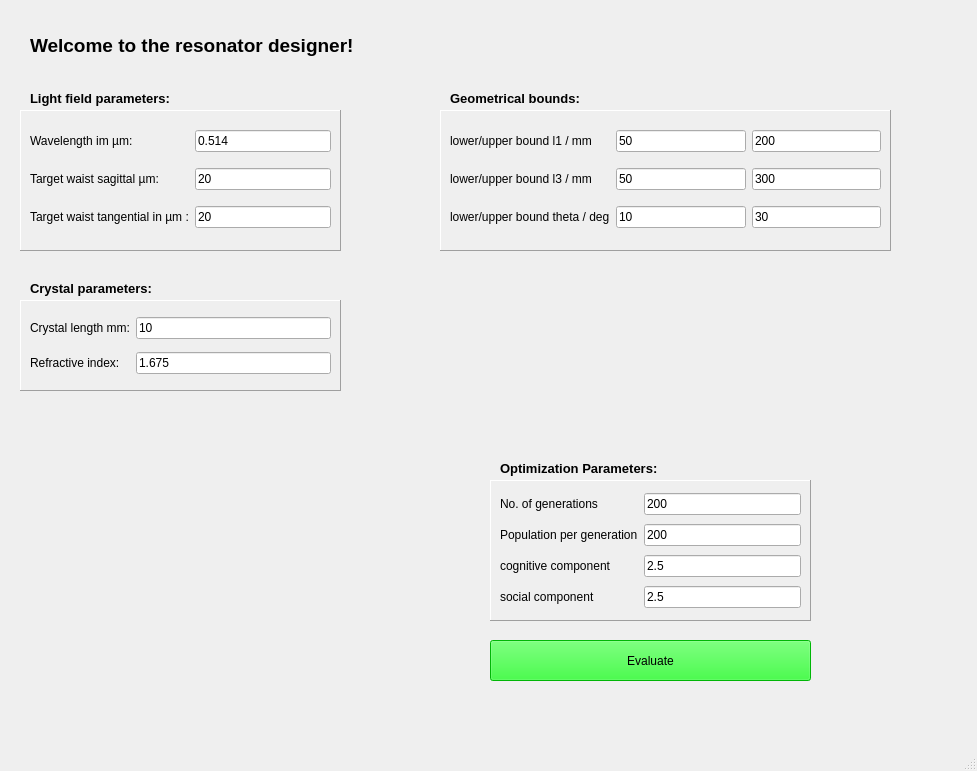
Above: assets/resonator_window.ui from NiceLaserGuy/GRay-CAD-2 before the change. Below: the same form after it.
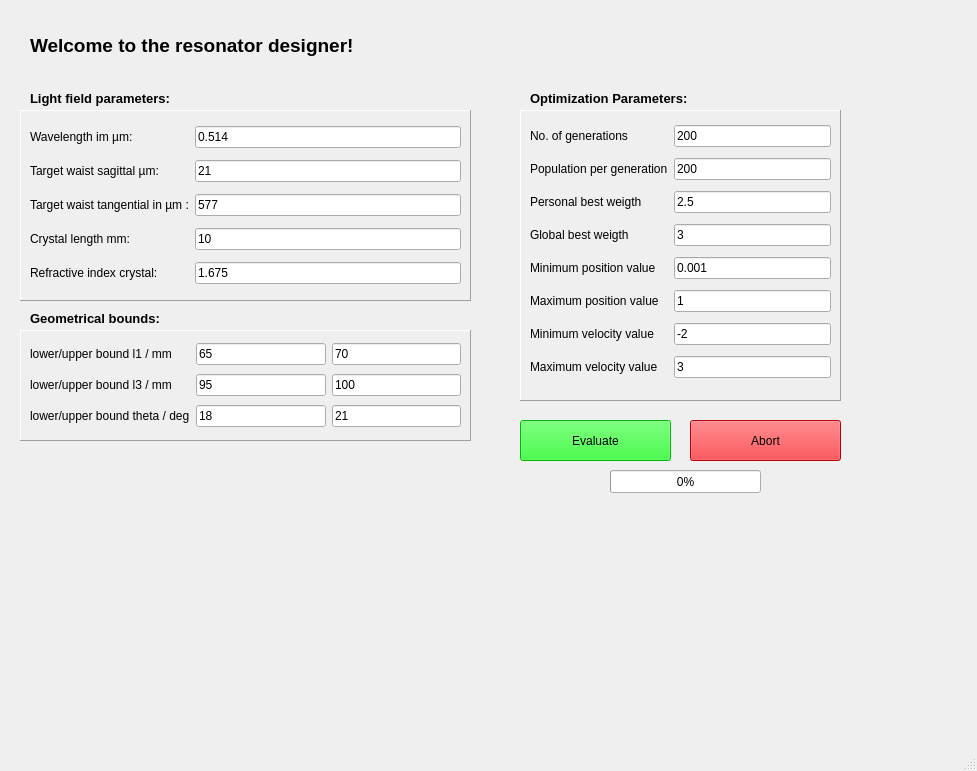
That is the form after the change. Icons and pictures are not drawn.

Commit message: update with working algorithm there was a error with the angle theta in the calculation of the resonator the angle was calculated with np.radians(theta) and theta was already in radians

Diff of the .ui file:
```diff
--- a/assets/resonator_window.ui
+++ b/assets/resonator_window.ui
@@ -13,6 +13,12 @@
   <property name="windowTitle">
    <string>Resonator Designer</string>
   </property>
+  <property name="toolTip">
+   <string/>
+  </property>
+  <property name="toolTipDuration">
+   <number>-1</number>
+  </property>
   <property name="styleSheet">
    <string notr="true"/>
   </property>
@@ -49,8 +55,8 @@
      <rect>
       <x>20</x>
       <y>110</y>
-      <width>321</width>
-      <height>141</height>
+      <width>451</width>
+      <height>191</height>
      </rect>
     </property>
     <property name="frameShape">
@@ -80,7 +86,14 @@
      <item row="2" column="1">
       <widget class="QLineEdit" name="edit_target_waist_tan">
        <property name="text">
-        <string>20</string>
+        <string>577</string>
+       </property>
+      </widget>
+     </item>
+     <item row="1" column="1">
+      <widget class="QLineEdit" name="edit_target_waist_sag">
+       <property name="text">
+        <string>21</string>
        </property>
       </widget>
      </item>
@@ -98,109 +111,63 @@
        </property>
       </widget>
      </item>
-     <item row="1" column="1">
-      <widget class="QLineEdit" name="edit_target_waist_sag">
-       <property name="text">
-        <string>20</string>
-       </property>
-      </widget>
-     </item>
-    </layout>
-   </widget>
-   <widget class="QLabel" name="label_5">
-    <property name="geometry">
-     <rect>
-      <x>30</x>
-      <y>90</y>
-      <width>311</width>
-      <height>16</height>
-     </rect>
-    </property>
-    <property name="font">
-     <font>
-      <family>MS Sans Serif</family>
-      <pointsize>10</pointsize>
-      <weight>75</weight>
-      <bold>true</bold>
-     </font>
-    </property>
-    <property name="text">
-     <string>Light field parameters:</string>
-    </property>
-   </widget>
-   <widget class="QLabel" name="label_6">
-    <property name="geometry">
-     <rect>
-      <x>30</x>
-      <y>280</y>
-      <width>311</width>
-      <height>16</height>
-     </rect>
-    </property>
-    <property name="font">
-     <font>
-      <family>MS Sans Serif</family>
-      <pointsize>10</pointsize>
-      <weight>75</weight>
-      <bold>true</bold>
-     </font>
-    </property>
-    <property name="text">
-     <string>Crystal parameters:</string>
-    </property>
-   </widget>
-   <widget class="QFrame" name="gridFrame_2">
-    <property name="geometry">
-     <rect>
-      <x>20</x>
-      <y>300</y>
-      <width>321</width>
-      <height>91</height>
-     </rect>
-    </property>
-    <property name="frameShape">
-     <enum>QFrame::Panel</enum>
-    </property>
-    <property name="frameShadow">
-     <enum>QFrame::Raised</enum>
-    </property>
-    <layout class="QGridLayout" name="gridLayout_2">
-     <item row="0" column="0">
+     <item row="3" column="0">
       <widget class="QLabel" name="label_9">
        <property name="text">
         <string>Crystal length mm:</string>
        </property>
       </widget>
      </item>
-     <item row="0" column="1">
+     <item row="4" column="0">
+      <widget class="QLabel" name="label_8">
+       <property name="text">
+        <string>Refractive index crystal:</string>
+       </property>
+      </widget>
+     </item>
+     <item row="3" column="1">
       <widget class="QLineEdit" name="edit_crystal_length">
        <property name="text">
         <string>10</string>
        </property>
       </widget>
      </item>
-     <item row="1" column="1">
-      <widget class="QLineEdit" name="edit_crystal_refractive_index_ordinary">
+     <item row="4" column="1">
+      <widget class="QLineEdit" name="edit_crystal_refractive_index">
        <property name="text">
         <string>1.675</string>
        </property>
       </widget>
      </item>
-     <item row="1" column="0">
-      <widget class="QLabel" name="label_8">
-       <property name="text">
-        <string>Refractive index:</string>
-       </property>
-      </widget>
-     </item>
     </layout>
    </widget>
+   <widget class="QLabel" name="label_5">
+    <property name="geometry">
+     <rect>
+      <x>30</x>
+      <y>90</y>
+      <width>311</width>
+      <height>16</height>
+     </rect>
+    </property>
+    <property name="font">
+     <font>
+      <family>MS Sans Serif</family>
+      <pointsize>10</pointsize>
+      <weight>75</weight>
+      <bold>true</bold>
+     </font>
+    </property>
+    <property name="text">
+     <string>Light field parameters:</string>
+    </property>
+   </widget>
    <widget class="QPushButton" name="button_evaluate_resonator">
     <property name="geometry">
      <rect>
-      <x>490</x>
-      <y>640</y>
-      <width>321</width>
+      <x>520</x>
+      <y>420</y>
+      <width>151</width>
       <height>41</height>
      </rect>
     </property>
@@ -214,10 +181,10 @@
    <widget class="QFrame" name="gridFrame_3">
     <property name="geometry">
      <rect>
-      <x>490</x>
-      <y>480</y>
+      <x>520</x>
+      <y>110</y>
       <width>321</width>
-      <height>141</height>
+      <height>291</height>
      </rect>
     </property>
     <property name="frameShape">
@@ -233,21 +200,56 @@
      <item row="3" column="0">
       <widget class="QLabel" name="label_14">
        <property name="text">
-        <string>social component</string>
+        <string>Global best weigth</string>
        </property>
       </widget>
      </item>
      <item row="2" column="0">
       <widget class="QLabel" name="label_10">
        <property name="text">
-        <string>cognitive component</string>
+        <string>Personal best weigth</string>
+       </property>
+      </widget>
+     </item>
+     <item row="0" column="0">
+      <widget class="QLabel" name="label_12">
+       <property name="text">
+        <string>No. of generations</string>
+       </property>
+      </widget>
+     </item>
+     <item row="6" column="1">
+      <widget class="QLineEdit" name="edit_smin">
+       <property name="text">
+        <string>-2</string>
+       </property>
+      </widget>
+     </item>
+     <item row="4" column="1">
+      <widget class="QLineEdit" name="edit_pmin">
+       <property name="text">
+        <string>0.001</string>
        </property>
       </widget>
      </item>
      <item row="3" column="1">
       <widget class="QLineEdit" name="edit_phi2_float">
        <property name="text">
-        <string>2.5</string>
+        <string>3</string>
+       </property>
+      </widget>
+     </item>
+     <item row="4" column="0">
+      <widget class="QLabel" name="label_17">
+       <property name="text">
+        <string>Minimum position value</string>
+       </property>
+      </widget>
+     </item>
+     <item row="5" column="1">
+      <widget class="QLineEdit" name="edit_pmax">
+       <property name="text">
+        <string>1</string>
        </property>
       </widget>
      </item>
@@ -258,6 +260,27 @@
        </property>
       </widget>
      </item>
+     <item row="6" column="0">
+      <widget class="QLabel" name="label_21">
+       <property name="text">
+        <string>Minimum velocity value</string>
+       </property>
+      </widget>
+     </item>
+     <item row="7" column="0">
+      <widget class="QLabel" name="label_22">
+       <property name="text">
+        <string>Maximum velocity value</string>
+       </property>
+      </widget>
+     </item>
+     <item row="5" column="0">
+      <widget class="QLabel" name="label_20">
+       <property name="text">
+        <string>Maximum position value</string>
+       </property>
+      </widget>
+     </item>
      <item row="1" column="0">
       <widget class="QLabel" name="label_11">
        <property name="text">
@@ -272,13 +295,6 @@
        </property>
       </widget>
      </item>
-     <item row="0" column="0">
-      <widget class="QLabel" name="label_12">
-       <property name="text">
-        <string>No. of generations</string>
-       </property>
-      </widget>
-     </item>
      <item row="1" column="1">
       <widget class="QLineEdit" name="edit_population_number">
        <property name="text">
@@ -286,13 +302,20 @@
        </property>
       </widget>
      </item>
+     <item row="7" column="1">
+      <widget class="QLineEdit" name="edit_smax">
+       <property name="text">
+        <string>3</string>
+       </property>
+      </widget>
+     </item>
     </layout>
    </widget>
    <widget class="QLabel" name="label_13">
     <property name="geometry">
      <rect>
-      <x>500</x>
-      <y>460</y>
+      <x>530</x>
+      <y>90</y>
       <width>311</width>
       <height>16</height>
      </rect>
@@ -312,10 +335,10 @@
    <widget class="QFrame" name="gridFrame_4">
     <property name="geometry">
      <rect>
-      <x>440</x>
-      <y>110</y>
+      <x>20</x>
+      <y>330</y>
       <width>451</width>
-      <height>141</height>
+      <height>111</height>
      </rect>
     </property>
     <property name="frameShape">
@@ -335,10 +358,17 @@
        </property>
       </widget>
      </item>
+     <item row="0" column="2">
+      <widget class="QLineEdit" name="edit_upper_bound_l1">
+       <property name="text">
+        <string>70</string>
+       </property>
+      </widget>
+     </item>
      <item row="0" column="1">
       <widget class="QLineEdit" name="edit_lower_bound_l1">
        <property name="text">
-        <string>50</string>
+        <string>65</string>
        </property>
       </widget>
      </item>
@@ -356,38 +386,34 @@
        </property>
       </widget>
      </item>
-     <item row="2" column="1">
-      <widget class="QLineEdit" name="edit_lower_bound_l3">
+     <item row="3" column="2">
+      <widget class="QLineEdit" name="edit_upper_bound_theta">
        <property name="text">
-        <string>50</string>
-       </property>
-      </widget>
-     </item>
-     <item row="0" column="2">
-      <widget class="QLineEdit" name="edit_upper_bound_l1">
-       <property name="text">
-        <string>200</string>
+        <string>21</string>
        </property>
       </widget>
      </item>
      <item row="2" column="2">
       <widget class="QLineEdit" name="edit_upper_bound_l3">
        <property name="text">
-        <string>300</string>
+        <string>100</string>
+       </property>
+      </widget>
+     </item>
+     <item row="2" column="1">
+      <widget class="QLineEdit" name="edit_lower_bound_l3">
+       <property name="text">
+        <string>95</string>
        </property>
       </widget>
      </item>
      <item row="3" column="1">
       <widget class="QLineEdit" name="edit_lower_bound_theta">
-       <property name="text">
-        <string>10</string>
+       <property name="toolTip">
+        <string/>
        </property>
-      </widget>
-     </item>
-     <item row="3" column="2">
-      <widget class="QLineEdit" name="edit_upper_bound_theta">
        <property name="text">
-        <string>30</string>
+        <string>18</string>
        </property>
       </widget>
      </item>
@@ -396,8 +422,8 @@
    <widget class="QLabel" name="label_19">
     <property name="geometry">
      <rect>
-      <x>450</x>
-      <y>90</y>
+      <x>30</x>
+      <y>310</y>
       <width>311</width>
       <height>16</height>
      </rect>
@@ -417,10 +443,10 @@
    <widget class="QLabel" name="graphic_resonator">
     <property name="geometry">
      <rect>
-      <x>460</x>
-      <y>270</y>
-      <width>421</width>
-      <height>161</height>
+      <x>200</x>
+      <y>510</y>
+      <width>561</width>
+      <height>221</height>
      </rect>
     </property>
     <property name="text">
@@ -433,6 +459,63 @@
      <bool>true</bool>
     </property>
    </widget>
+   <widget class="QProgressBar" name="progressBar_build_resonator">
+    <property name="geometry">
+     <rect>
+      <x>610</x>
+      <y>470</y>
+      <width>151</width>
+      <height>23</height>
+     </rect>
+    </property>
+    <property name="value">
+     <number>0</number>
+    </property>
+   </widget>
+   <widget class="QPushButton" name="button_abort_resonator">
+    <property name="geometry">
+     <rect>
+      <x>690</x>
+      <y>420</y>
+      <width>151</width>
+      <height>41</height>
+     </rect>
+    </property>
+    <property name="styleSheet">
+     <string notr="true">background-color: rgb(255, 0, 8);</string>
+    </property>
+    <property name="text">
+     <string>Abort</string>
+    </property>
+   </widget>
+   <widget class="QLabel" name="label_7">
+    <property name="geometry">
+     <rect>
+      <x>470</x>
+      <y>410</y>
+      <width>16</width>
+      <height>16</height>
+     </rect>
+    </property>
+    <property name="toolTip">
+     <string>Note: This angle is twice the angle of incidence!</string>
+    </property>
+    <property name="toolTipDuration">
+     <number>0</number>
+    </property>
+    <property name="frameShadow">
+     <enum>QFrame::Raised</enum>
+    </property>
+    <property name="text">
+     <string/>
+    </property>
+    <property name="pixmap">
+     <pixmap>../../../../Downloads/info.png</pixmap>
+    </property>
+    <property name="scaledContents">
+     <bool>true</bool>
+    </property>
+   </widget>
   </widget>
   <widget class="QStatusBar" name="statusbar"/>
  </widget>
```
The commit also changes 10 other files.
